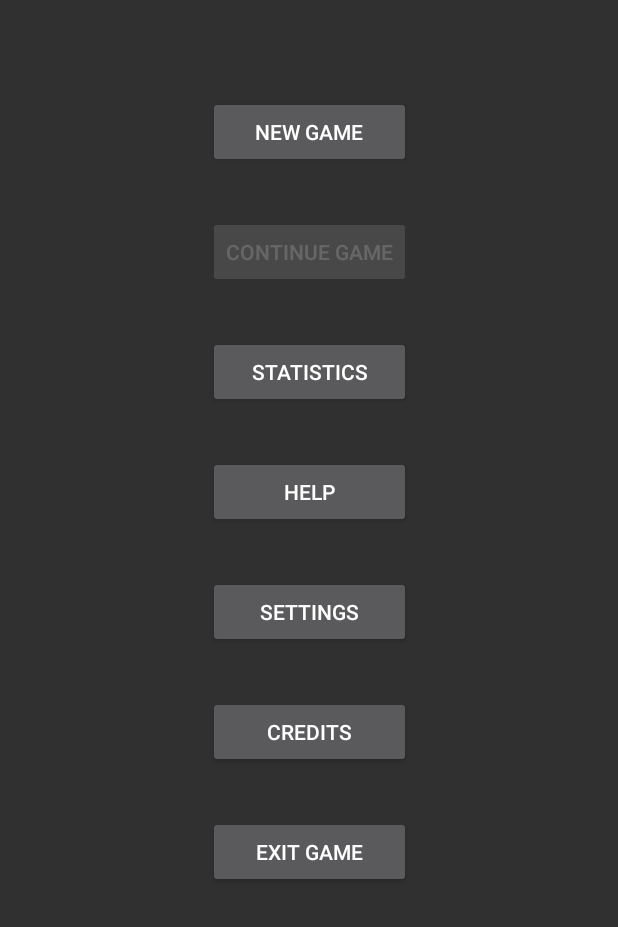
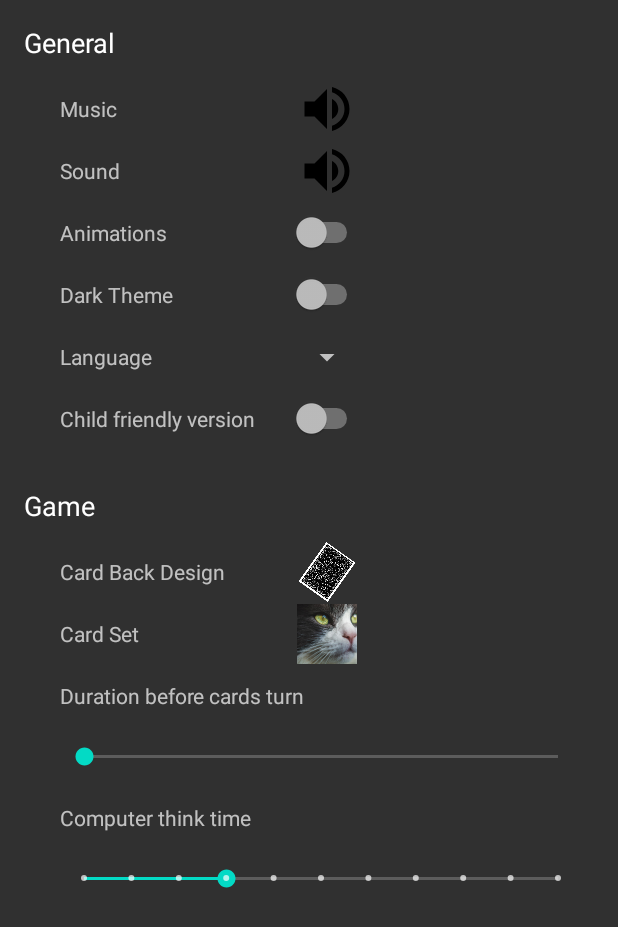
Before and after one commit to kaiott/memory, an Android app: the screen it shows after launch (MainActivity before the commit, SettingsActivity after it), after a tap on "SETTINGS", on a phone screen of 412 x 824 dp. Shown: the top 927 px of the screen. Run offline under Robolectric (Android 15) with nearby library versions, the phone set to English and light mode, and no system bars; 1 statement that could not run was skipped.

Commit message:
I think backgroundmusic works now

```diff
--- a/app/src/main/java/com/example/memory/BaseFullscreenActivity.java
+++ b/app/src/main/java/com/example/memory/BaseFullscreenActivity.java
@@ -3,15 +3,152 @@ package com.example.memory;
 import androidx.appcompat.app.AppCompatActivity;
 
 import android.app.Activity;
+import android.content.ComponentName;
+import android.content.Context;
+import android.content.Intent;
+import android.content.ServiceConnection;
+import android.content.SharedPreferences;
 import android.os.Bundle;
+import android.os.IBinder;
+import android.os.PowerManager;
+import android.util.Log;
 import android.view.WindowManager;
 
 public abstract class BaseFullscreenActivity extends AppCompatActivity {
+
+    HomeWatcher mHomeWatcher;
+
+    private static final String TAG = "BaseFullscreenActivity";
+
+    // Default settings
+    final static boolean playMusicDefault = true, playSoundDefault = true, showAnimationDefault = false, isChildFriendlyVersionDefault = false, isDarkThemeDefault = true;
+    static boolean playMusic, playSound, showAnimation, isChildFriendlyVersion, isDarkTheme;
 
     @Override
     protected void onCreate(Bundle savedInstanceState) {
         super.onCreate(savedInstanceState);
         //Remove notification bar
         this.getWindow().setFlags(WindowManager.LayoutParams.FLAG_FULLSCREEN, WindowManager.LayoutParams.FLAG_FULLSCREEN);
+
+        //Intent intent = new Intent(this, BackgroundSoundService.class);
+        //startService(intent);
+
+        getAndSetPreferences();
+
+
+        if (playMusic) {
+            doBindingShitForMusicAndWhatNotImTiredOfThis();
+        }
+
+
+        //Start HomeWatcher
+        mHomeWatcher = new HomeWatcher(this);
+        mHomeWatcher.setOnHomePressedListener(new HomeWatcher.OnHomePressedListener() {
+            @Override
+            public void onHomePressed() {
+                if (mServ != null) {
+                    mServ.pauseMusic();
+                }
+            }
+
+            @Override
+            public void onHomeLongPressed() {
+                if (mServ != null) {
+                    mServ.pauseMusic();
+                }
+            }
+        });
+        mHomeWatcher.startWatch();
+    }
+
+    protected void doBindingShitForMusicAndWhatNotImTiredOfThis() {
+        Log.i(TAG, "doBindingShitForMusicAndWhatNotImTiredOfThis: binding....");
+        //BIND Music Service
+        doBindService();
+
+        Intent music = new Intent();
+        music.setClass(this, MusicService.class);
+
+        startService(music);
+    }
+
+    protected void getAndSetPreferences() {
+        SharedPreferences preferences = getSharedPreferences("settings", MODE_PRIVATE);
+        playMusic = preferences.getBoolean("playMusic", playMusicDefault);
+        playSound = preferences.getBoolean("playSound", playSoundDefault);
+        showAnimation= preferences.getBoolean("showAnimation", showAnimationDefault);
+        isChildFriendlyVersion = preferences.getBoolean("isChildFriendlyVersion", isChildFriendlyVersionDefault);
+        isDarkTheme = preferences.getBoolean("isDarkTheme", isDarkTheme);
+    }
+
+    //Bind/Unbind music service
+    protected boolean mIsBound = false;
+    protected MusicService mServ;
+    protected ServiceConnection Scon =new ServiceConnection(){
+
+        public void onServiceConnected(ComponentName name, IBinder
+                binder) {
+            mServ = ((MusicService.ServiceBinder)binder).getService();
+        }
+
+        public void onServiceDisconnected(ComponentName name) {
+            mServ = null;
+        }
+    };
+
+    void doBindService(){
+        bindService(new Intent(this,MusicService.class),
+                Scon, Context.BIND_AUTO_CREATE);
+        mIsBound = true;
+    }
+
+    void doUnbindService()
+    {
+        if(mIsBound)
+        {
+            unbindService(Scon);
+            mIsBound = false;
+        }
+    }
+
+    @Override
+    protected void onResume() {
+        super.onResume();
+
+        if (mServ != null && playMusic) {
+            mServ.resumeMusic();
+        }
+    }
+
+    @Override
+    protected void onPause() {
+        super.onPause();
+
+        //Detect idle screen
+        PowerManager pm = (PowerManager)
+                getSystemService(Context.POWER_SERVICE);
+        boolean isScreenOn = false;
+        if (pm != null) {
+            isScreenOn = pm. isInteractive();
+        }
+
+        if (!isScreenOn) {
+            if (mServ != null) {
+                mServ.pauseMusic();
+            }
+        }
+    }
+
+
+    @Override
+    protected void onDestroy() {
+        super.onDestroy();
+
+        //UNBIND music service
+        doUnbindService();
+        Intent music = new Intent();
+        music.setClass(this,MusicService.class);
+        stopService(music);
+
     }
 }
--- /dev/null
+++ b/app/src/main/java/com/example/memory/HomeWatcher.java
@@ -0,0 +1,68 @@
+package com.example.memory;
+
+import android.content.BroadcastReceiver;
+import android.content.Context;
+import android.content.Intent;
+import android.content.IntentFilter;
+
+public class HomeWatcher {
+
+    //static final String TAG = "hg";
+    private Context mContext;
+    private IntentFilter mFilter;
+    private OnHomePressedListener mListener;
+    private InnerRecevier mRecevier;
+
+    public HomeWatcher(Context context) {
+        mContext = context;
+        mFilter = new IntentFilter(Intent.ACTION_CLOSE_SYSTEM_DIALOGS);
+    }
+
+    public void setOnHomePressedListener(OnHomePressedListener listener) {
+        mListener = listener;
+        mRecevier = new InnerRecevier();
+    }
+
+    public void startWatch() {
+        if (mRecevier != null) {
+            mContext.registerReceiver(mRecevier, mFilter);
+        }
+    }
+
+    public void stopWatch() {
+        if (mRecevier != null) {
+            mContext.unregisterReceiver(mRecevier);
+        }
+    }
+
+    class InnerRecevier extends BroadcastReceiver {
+        final String SYSTEM_DIALOG_REASON_KEY = "reason";
+        final String SYSTEM_DIALOG_REASON_GLOBAL_ACTIONS = "globalactions";
+        final String SYSTEM_DIALOG_REASON_RECENT_APPS = "recentapps";
+        final String SYSTEM_DIALOG_REASON_HOME_KEY = "homekey";
+
+        @Override
+        public void onReceive(Context context, Intent intent) {
+            String action = intent.getAction();
+            if (action != null && action.equals(Intent.ACTION_CLOSE_SYSTEM_DIALOGS)) {
+                String reason = intent.getStringExtra(SYSTEM_DIALOG_REASON_KEY);
+                if (reason != null) {
+                    //Log.e(TAG, "action:" + action + ",reason:" + reason);
+                    if (mListener != null) {
+                        if (reason.equals(SYSTEM_DIALOG_REASON_HOME_KEY)) {
+                            mListener.onHomePressed();
+                        } else if (reason.equals(SYSTEM_DIALOG_REASON_RECENT_APPS)) {
+                            mListener.onHomeLongPressed();
+                        }
+                    }
+                }
+            }
+        }
+    }
+
+    public interface OnHomePressedListener {
+        void onHomePressed();
+
+        void onHomeLongPressed();
+    }
+}
--- a/app/src/main/java/com/example/memory/MainActivity.java
+++ b/app/src/main/java/com/example/memory/MainActivity.java
@@ -66,7 +66,9 @@ public class MainActivity extends BaseFullscreenActivity {
     }
 
     public void settingsClicked(android.view.View view) {
-        Toast.makeText(this,"Settings clicked", Toast.LENGTH_SHORT).show();
+        Log.i(TAG, "settingsClicked: ");
+        Intent intent = new Intent(view.getContext(), SettingsActivity.class);
+        startActivity(intent);
     }
 
     public void creditsClicked(android.view.View view) {
@@ -75,9 +77,11 @@ public class MainActivity extends BaseFullscreenActivity {
 
     public void exitGameClicked(android.view.View view) {
         Log.i(TAG, "exitGameClicked: exitGameClicked");
+
         Intent intent = new Intent(Intent.ACTION_MAIN);
         intent.addCategory(Intent.CATEGORY_HOME);
         intent.setFlags(Intent.FLAG_ACTIVITY_NEW_TASK);
         startActivity(intent);
+        finish();
     }
 }
--- /dev/null
+++ b/app/src/main/java/com/example/memory/SettingsActivity.java
@@ -0,0 +1,71 @@
+package com.example.memory;
+
+import androidx.appcompat.app.AppCompatActivity;
+
+import android.content.Intent;
+import android.content.SharedPreferences;
+import android.os.Bundle;
+import android.util.Log;
+import android.view.View;
+import android.widget.ImageView;
+
+public class SettingsActivity extends BaseFullscreenActivity {
+
+    ImageView musicView, soundView, cardBackView, cardSetView;
+
+    @Override
+    protected void onCreate(Bundle savedInstanceState) {
+        super.onCreate(savedInstanceState);
+        setContentView(R.layout.activity_settings);
+
+        defineViews();
+        updateUI();
+        setOnClickListeners();
+    }
+
+    protected void defineViews() {
+        musicView = findViewById(R.id.music_view);
+        soundView = findViewById(R.id.sound_view);
+    }
+
+    protected void updateUI() {
+        musicView.setImageResource(playMusic ? R.drawable.ic_volume_up_black_40dp : R.drawable.ic_volume_off_black_40dp);
+        soundView.setImageResource(playMusic ? R.drawable.ic_volume_up_black_40dp : R.drawable.ic_volume_off_black_40dp);
+    }
+
+    protected void setOnClickListeners() {
+        musicView.setOnClickListener(new View.OnClickListener() {
+            @Override
+            public void onClick(View view) {
+
+                if (!playMusic) {
+                    //doBindingShitForMusicAndWhatNotImTiredOfThis();
+                    Log.i("SettingsActivity", "onClick: now it should start playing music again");
+                    doBindService();
+                    Intent music = new Intent();
+                    music.setClass(SettingsActivity.this, MusicService.class);
+                    startService(music);
+                    playMusic = true;
+                    if (mServ != null) {
+                        mServ.resumeMusic();
+                    }
+                } else {
+                    playMusic = false;
+                    if (mServ != null) {
+                        mServ.pauseMusic();
+                    }
+                }
+                getSharedPreferences("settings",MODE_PRIVATE).edit().putBoolean("playMusic", playMusic).apply();
+            }
+        });
+    }
+
+    @Override
+    public void onBackPressed() {
+        Intent intent = new Intent(this, MainActivity.class);
+        intent.setFlags(Intent.FLAG_ACTIVITY_CLEAR_TOP);
+        startActivity(intent);
+        finish();
+
+    }
+}
--- /dev/null
+++ b/app/src/main/res/drawable/ic_volume_off_black_40dp.xml
@@ -0,0 +1,4 @@
+<vector android:height="40dp" android:viewportHeight="24.0"
+    android:viewportWidth="24.0" android:width="40dp" xmlns:android="http://schemas.android.com/apk/res/android">
+    <path android:fillColor="#FF000000" android:pathData="M16.5,12c0,-1.77 -1.02,-3.29 -2.5,-4.03v2.21l2.45,2.45c0.03,-0.2 0.05,-0.41 0.05,-0.63zM19,12c0,0.94 -0.2,1.82 -0.54,2.64l1.51,1.51C20.63,14.91 21,13.5 21,12c0,-4.28 -2.99,-7.86 -7,-8.77v2.06c2.89,0.86 5,3.54 5,6.71zM4.27,3L3,4.27 7.73,9L3,9v6h4l5,5v-6.73l4.25,4.25c-0.67,0.52 -1.42,0.93 -2.25,1.18v2.06c1.38,-0.31 2.63,-0.95 3.69,-1.81L19.73,21 21,19.73l-9,-9L4.27,3zM12,4L9.91,6.09 12,8.18L12,4z"/>
+</vector>
--- /dev/null
+++ b/app/src/main/res/drawable/ic_volume_up_black_40dp.xml
@@ -0,0 +1,4 @@
+<vector android:height="40dp" android:viewportHeight="24.0"
+    android:viewportWidth="24.0" android:width="40dp" xmlns:android="http://schemas.android.com/apk/res/android">
+    <path android:fillColor="#FF000000" android:pathData="M3,9v6h4l5,5L12,4L7,9L3,9zM16.5,12c0,-1.77 -1.02,-3.29 -2.5,-4.03v8.05c1.48,-0.73 2.5,-2.25 2.5,-4.02zM14,3.23v2.06c2.89,0.86 5,3.54 5,6.71s-2.11,5.85 -5,6.71v2.06c4.01,-0.91 7,-4.49 7,-8.77s-2.99,-7.86 -7,-8.77z"/>
+</vector>
--- a/app/src/main/res/layout/activity_configure_game.xml
+++ b/app/src/main/res/layout/activity_configure_game.xml
@@ -20,7 +20,7 @@
         android:id="@+id/button_add_player"
         android:layout_width="wrap_content"
         android:layout_height="wrap_content"
-        android:layout_marginTop="48dp"
+        android:layout_marginTop="16dp"
         android:onClick="addPlayerClicked"
         android:src="@drawable/ic_add_red_48dp"
         app:layout_constraintEnd_toEndOf="parent"
--- /dev/null
+++ b/app/src/main/res/layout/activity_settings.xml
@@ -0,0 +1,231 @@
+<?xml version="1.0" encoding="utf-8"?>
+<androidx.constraintlayout.widget.ConstraintLayout xmlns:android="http://schemas.android.com/apk/res/android"
+    xmlns:app="http://schemas.android.com/apk/res-auto"
+    xmlns:tools="http://schemas.android.com/tools"
+    android:layout_width="match_parent"
+    android:layout_height="match_parent"
+    tools:context=".SettingsActivity">
+
+    <ImageView
+        android:id="@+id/music_view"
+        android:layout_width="wrap_content"
+        android:layout_height="wrap_content"
+        app:layout_constraintBottom_toBottomOf="@+id/textView3"
+        app:layout_constraintEnd_toEndOf="@+id/child_friendly_switch"
+        app:layout_constraintStart_toStartOf="@+id/animations_switch"
+        app:layout_constraintTop_toTopOf="@+id/textView3"
+        app:srcCompat="@drawable/ic_volume_up_black_40dp" />
+
+    <ImageView
+        android:id="@+id/sound_view"
+        android:layout_width="wrap_content"
+        android:layout_height="wrap_content"
+        app:layout_constraintBottom_toBottomOf="@+id/textView4"
+        app:layout_constraintEnd_toEndOf="@+id/child_friendly_switch"
+        app:layout_constraintStart_toStartOf="@+id/child_friendly_switch"
+        app:layout_constraintTop_toTopOf="@+id/textView4"
+        app:srcCompat="@drawable/ic_volume_off_black_40dp" />
+
+    <SeekBar
+        android:id="@+id/seekBar"
+        android:layout_width="0dp"
+        android:layout_height="wrap_content"
+        android:layout_marginStart="24dp"
+        android:layout_marginTop="@dimen/settings_vertical_distance"
+        android:layout_marginEnd="24dp"
+        app:layout_constraintEnd_toEndOf="parent"
+        app:layout_constraintStart_toStartOf="@+id/textView7"
+        app:layout_constraintTop_toBottomOf="@+id/textView10" />
+
+    <SeekBar
+        android:id="@+id/seekBar2"
+        style="@style/Widget.AppCompat.SeekBar.Discrete"
+        android:layout_width="0dp"
+        android:layout_height="wrap_content"
+        android:layout_marginStart="24dp"
+        android:layout_marginTop="@dimen/settings_vertical_distance"
+        android:layout_marginEnd="24dp"
+        android:max="10"
+        android:progress="3"
+        app:layout_constraintEnd_toEndOf="parent"
+        app:layout_constraintStart_toStartOf="@+id/textView7"
+        app:layout_constraintTop_toBottomOf="@+id/textView11" />
+
+    <Spinner
+        android:id="@+id/language_spinner"
+        android:layout_width="0dp"
+        android:layout_height="wrap_content"
+        app:layout_constraintBottom_toBottomOf="@+id/textView6"
+        app:layout_constraintEnd_toEndOf="@+id/child_friendly_switch"
+        app:layout_constraintTop_toTopOf="@+id/textView6" />
+
+    <Switch
+        android:id="@+id/animations_switch"
+        android:layout_width="0dp"
+        android:layout_height="wrap_content"
+        app:layout_constraintBottom_toBottomOf="@+id/textView12"
+        app:layout_constraintEnd_toEndOf="@+id/child_friendly_switch"
+        app:layout_constraintTop_toTopOf="@+id/textView12" />
+
+    <Switch
+        android:id="@+id/dark_theme_switch"
+        android:layout_width="0dp"
+        android:layout_height="27dp"
+        app:layout_constraintBottom_toBottomOf="@+id/textView13"
+        app:layout_constraintEnd_toEndOf="@+id/child_friendly_switch"
+        app:layout_constraintTop_toTopOf="@+id/textView13" />
+
+    <Switch
+        android:id="@+id/child_friendly_switch"
+        android:layout_width="wrap_content"
+        android:layout_height="wrap_content"
+        android:layout_marginStart="24dp"
+        app:layout_constraintBottom_toBottomOf="@+id/textView14"
+        app:layout_constraintStart_toEndOf="@+id/textView14"
+        app:layout_constraintTop_toTopOf="@+id/textView14" />
+
+    <TextView
+        android:id="@+id/textView2"
+        android:layout_width="wrap_content"
+        android:layout_height="wrap_content"
+        android:layout_marginStart="16dp"
+        android:layout_marginTop="16dp"
+        android:text="General"
+        android:textColor="@android:color/primary_text_dark"
+        android:textSize="18sp"
+        app:layout_constraintStart_toStartOf="parent"
+        app:layout_constraintTop_toTopOf="parent" />
+
+    <TextView
+        android:id="@+id/textView3"
+        android:layout_width="wrap_content"
+        android:layout_height="wrap_content"
+        android:layout_marginStart="24dp"
+        android:layout_marginTop="@dimen/settings_vertical_distance"
+        android:text="Music"
+        app:layout_constraintStart_toStartOf="@+id/textView2"
+        app:layout_constraintTop_toBottomOf="@+id/textView2" />
+
+    <TextView
+        android:id="@+id/textView4"
+        android:layout_width="wrap_content"
+        android:layout_height="wrap_content"
+        android:layout_marginStart="24dp"
+        android:layout_marginTop="@dimen/settings_vertical_distance"
+        android:text="Sound"
+        app:layout_constraintStart_toStartOf="@+id/textView2"
+        app:layout_constraintTop_toBottomOf="@+id/textView3" />
+
+    <TextView
+        android:id="@+id/textView6"
+        android:layout_width="wrap_content"
+        android:layout_height="wrap_content"
+        android:layout_marginStart="24dp"
+        android:layout_marginTop="@dimen/settings_vertical_distance"
+        android:text="Language"
+        app:layout_constraintStart_toStartOf="@+id/textView2"
+        app:layout_constraintTop_toBottomOf="@+id/textView13" />
+
+    <TextView
+        android:id="@+id/textView7"
+        android:layout_width="wrap_content"
+        android:layout_height="wrap_content"
+        android:layout_marginStart="16dp"
+        android:layout_marginTop="32dp"
+        android:text="Game"
+        android:textColor="@android:color/primary_text_dark"
+        android:textSize="18sp"
+        app:layout_constraintStart_toStartOf="parent"
+        app:layout_constraintTop_toBottomOf="@+id/child_friendly_switch" />
+
+    <TextView
+        android:id="@+id/textView8"
+        android:layout_width="wrap_content"
+        android:layout_height="wrap_content"
+        android:layout_marginStart="24dp"
+        android:layout_marginTop="@dimen/settings_vertical_distance"
+        android:text="Card Back Design"
+        app:layout_constraintStart_toStartOf="@+id/textView7"
+        app:layout_constraintTop_toBottomOf="@+id/textView7" />
+
+    <TextView
+        android:id="@+id/textView9"
+        android:layout_width="wrap_content"
+        android:layout_height="wrap_content"
+        android:layout_marginStart="24dp"
+        android:layout_marginTop="@dimen/settings_vertical_distance"
+        android:text="Card Set"
+        app:layout_constraintStart_toStartOf="@+id/textView7"
+        app:layout_constraintTop_toBottomOf="@+id/textView8" />
+
+    <TextView
+        android:id="@+id/textView10"
+        android:layout_width="wrap_content"
+        android:layout_height="wrap_content"
+        android:layout_marginStart="24dp"
+        android:layout_marginTop="@dimen/settings_vertical_distance"
+        android:text="Duration before cards turn"
+        app:layout_constraintStart_toStartOf="@+id/textView7"
+        app:layout_constraintTop_toBottomOf="@+id/textView9" />
+
+    <TextView
+        android:id="@+id/textView11"
+        android:layout_width="wrap_content"
+        android:layout_height="wrap_content"
+        android:layout_marginStart="24dp"
+        android:layout_marginTop="@dimen/settings_vertical_distance"
+        android:text="Computer think time"
+        app:layout_constraintStart_toStartOf="@+id/textView7"
+        app:layout_constraintTop_toBottomOf="@+id/seekBar" />
+
+    <TextView
+        android:id="@+id/textView12"
+        android:layout_width="wrap_content"
+        android:layout_height="wrap_content"
+        android:layout_marginStart="24dp"
+        android:layout_marginTop="@dimen/settings_vertical_distance"
+        android:text="Animations"
+        app:layout_constraintStart_toStartOf="@+id/textView2"
+        app:layout_constraintTop_toBottomOf="@+id/textView4" />
+
+    <TextView
+        android:id="@+id/textView13"
+        android:layout_width="wrap_content"
+        android:layout_height="wrap_content"
+        android:layout_marginStart="24dp"
+        android:layout_marginTop="@dimen/settings_vertical_distance"
+        android:text="Dark Theme"
+        app:layout_constraintStart_toStartOf="@+id/textView2"
+        app:layout_constraintTop_toBottomOf="@+id/textView12" />
+
+    <TextView
+        android:id="@+id/textView14"
+        android:layout_width="wrap_content"
+        android:layout_height="wrap_content"
+        android:layout_marginStart="24dp"
+        android:layout_marginTop="@dimen/settings_vertical_distance"
+        android:text="Child friendly version"
+        app:layout_constraintStart_toStartOf="@+id/textView2"
+        app:layout_constraintTop_toBottomOf="@+id/textView6" />
+
+    <ImageView
+        android:id="@+id/imageView9"
+        android:layout_width="40dp"
+        android:layout_height="40dp"
+        app:layout_constraintBottom_toBottomOf="@+id/textView8"
+        app:layout_constraintEnd_toEndOf="@+id/child_friendly_switch"
+        app:layout_constraintStart_toStartOf="@+id/child_friendly_switch"
+        app:layout_constraintTop_toTopOf="@+id/textView8"
+        app:srcCompat="@drawable/card_back" />
+
+    <ImageView
+        android:id="@+id/imageView10"
+        android:layout_width="40dp"
+        android:layout_height="40dp"
+        app:layout_constraintBottom_toBottomOf="@+id/textView9"
+        app:layout_constraintEnd_toEndOf="@+id/imageView9"
+        app:layout_constraintStart_toStartOf="@+id/imageView9"
+        app:layout_constraintTop_toTopOf="@+id/textView9"
+        app:srcCompat="@drawable/cat0" />
+
+</androidx.constraintlayout.widget.ConstraintLayout>
--- a/app/src/main/res/values/dimens.xml
+++ b/app/src/main/res/values/dimens.xml
@@ -2,4 +2,6 @@
 <resources>
     <dimen name="button_separation_main">32dp</dimen>
     <dimen name="button_separation_top">64dp</dimen>
+    <dimen name="settings_vertical_distance">22dp</dimen>
+    <dimen name="settings_horizontal_separation">12dp</dimen>
 </resources>
```
Also changed, not shown: app/src/main/AndroidManifest.xml (+8 -1 lines), app/src/main/java/com/example/memory/BackgroundSoundService.java (added, +41 -0 lines), app/src/main/java/com/example/memory/MusicService.java (added, +127 -0 lines), app/src/main/res/drawable/ic_volume_off_black_24dp.xml (added, +9 -0 lines), app/src/main/res/drawable/ic_volume_up_black_24dp.xml (added, +9 -0 lines), 1 other file.
